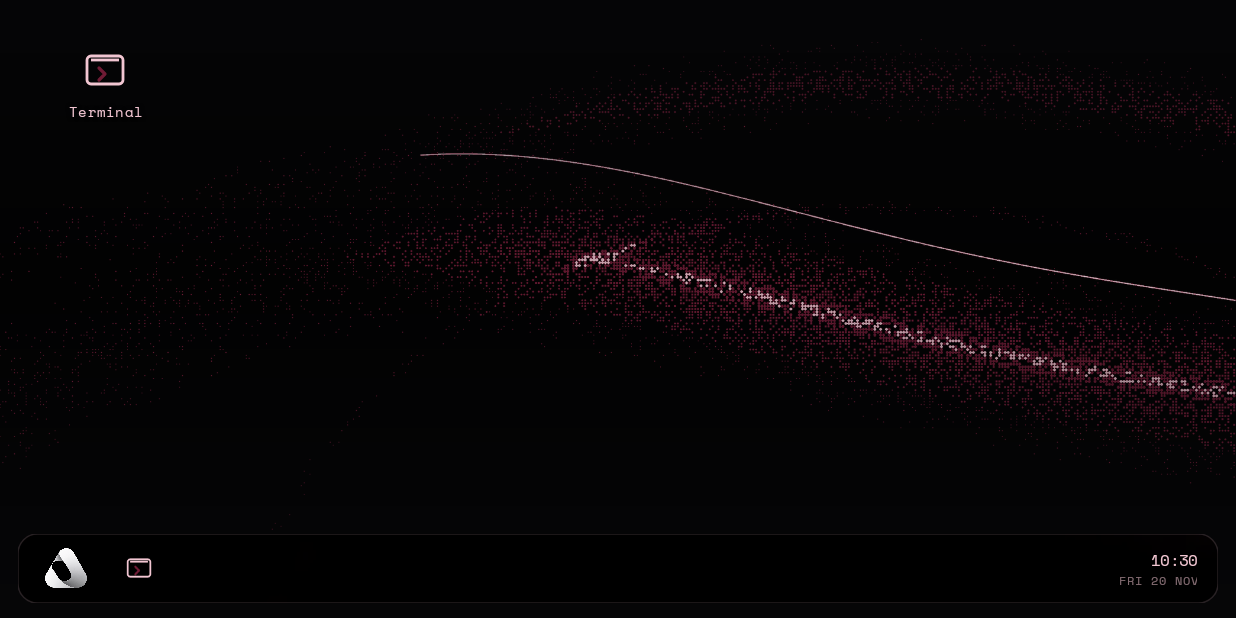
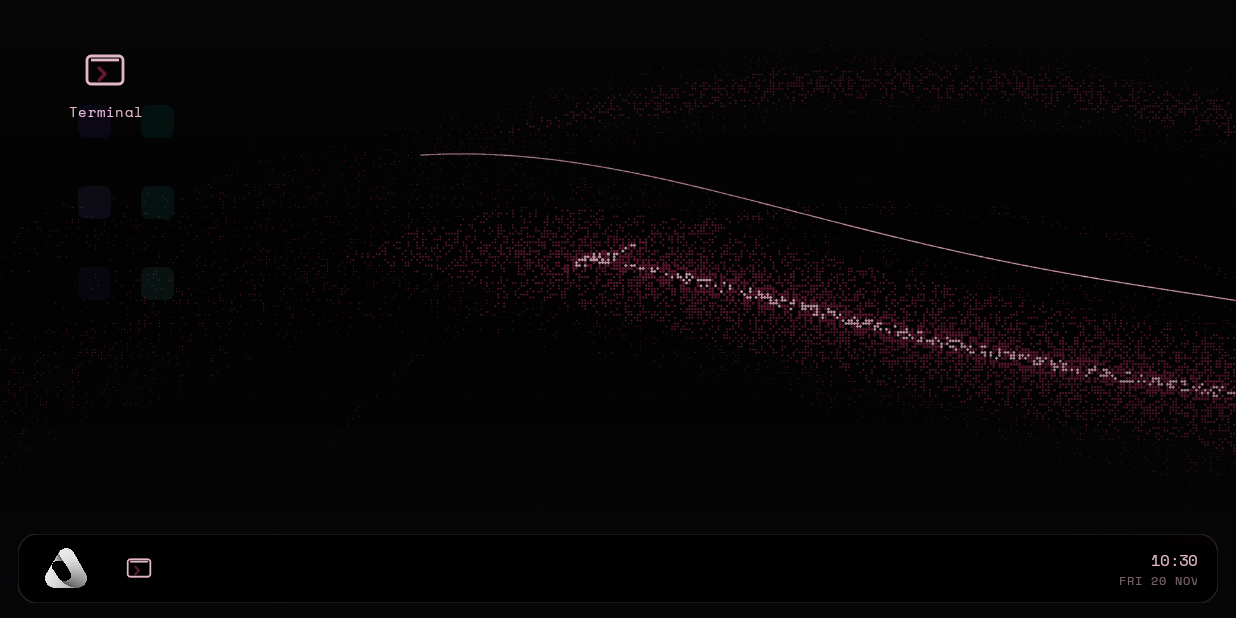
Before and after one commit to Ay4z-hi/SMTH-os, an Android app: the screen it shows after launch (MainActivity), on a phone screen of 824 x 412 dp (held sideways). Run offline under Robolectric (Android 15) with nearby library versions, the phone set to English and light mode, and no system bars.

Commit message:
Android: animate cursor-built boot desktop over nine seconds

```diff
--- a/launchers/android/app/src/main/kotlin/os/smth/launcher/MainActivity.kt
+++ b/launchers/android/app/src/main/kotlin/os/smth/launcher/MainActivity.kt
@@ -1000,7 +1000,7 @@ private class ConstructionView(
         isClickable = true
         contentDescription = "SMTH startup construction; tap to skip"
         setOnClickListener { finishIntro() }
-        animator.duration = 3_800
+        animator.duration = 9_600
         animator.interpolator = DecelerateInterpolator()
         animator.addUpdateListener { animation ->
             progress = animation.animatedValue as Float
@@ -1061,15 +1061,82 @@ private class ConstructionView(
             }
             paint.alpha = 255
         }
-        if (p in 0.36f..0.92f) {
-            val q = ((p - 0.36f) / 0.34f).coerceIn(0f, 1f)
-            // A single blush hairline draws the desktop frame into place.
+        if (p >= 0.36f) {
+            val t = ((p - 0.36f) / 0.56f).coerceIn(0f, 1f)
+            val fade = if (t > 0.88f) ((1f - t) / 0.12f).coerceIn(0f, 1f) else 1f
+            val task = RectF(dpf(8f), h - dpf(58f), w - dpf(8f), h - dpf(8f))
+            val side = RectF(dpf(28f), dpf(42f), dpf(28f) + w * 0.25f, h - dpf(84f))
+            val win = RectF(w * 0.36f, h * 0.17f, w * 0.36f + w * 0.58f, h * 0.17f + h * 0.56f)
             paint.style = Paint.Style.STROKE
-            paint.strokeWidth = dpf(1f)
-            paint.color = blush(0.7f)
-            val inset = dpf(26f)
-            val bottom = h - dpf(70f)
-            canvas.drawLine(inset, bottom, inset + (w - inset * 2) * q, bottom, paint)
+            paint.strokeWidth = dpf(1.3f)
+            paint.color = Color.argb((fade * 220).toInt(), 0, 194, 168)
+            canvas.drawRect(task.left, task.top, task.left + task.width() * (t / 0.28f).coerceIn(0f, 1f), task.bottom, paint)
+            if (t > 0.12f) {
+                paint.color = Color.argb((fade * 220).toInt(), 124, 77, 255)
+                val q = ((t - 0.12f) / 0.36f).coerceIn(0f, 1f)
+                canvas.drawRect(side.left, side.top, side.left + side.width() * q, side.top + side.height() * q, paint)
+            }
+            if (t > 0.22f) {
+                val q = ((t - 0.22f) / 0.42f).coerceIn(0f, 1f)
+                canvas.drawRect(win.left, win.top, win.left + win.width() * q, win.top + win.height() * q, paint)
+            }
+            // The cursors are separate agents, each travelling from a different edge.
+            val paths = arrayOf(
+                arrayOf(0.02f to -0.04f, 0.25f to 0.30f, 0.42f to 0.18f, 0.78f to 0.24f),
+                arrayOf(1.04f to 0.22f, 0.78f to 0.42f, 0.54f to 0.32f, 0.62f to 0.72f),
+                arrayOf(0.42f to -0.04f, 0.34f to 0.34f, 0.18f to 0.52f, 0.12f to 0.82f),
+                arrayOf(-0.04f to 0.72f, 0.28f to 0.70f, 0.52f to 0.82f, 0.88f to 0.82f),
+                arrayOf(0.84f to 1.04f, 0.72f to 0.72f, 0.82f to 0.42f, 0.92f to 0.20f),
+                arrayOf(0.18f to 1.04f, 0.32f to 0.76f, 0.42f to 0.50f, 0.36f to 0.26f),
+                arrayOf(1.04f to 0.90f, 0.78f to 0.78f, 0.62f to 0.54f, 0.44f to 0.46f)
+            )
+            val colours = intArrayOf(
+                Color.parseColor("#7C4DFF"), Color.parseColor("#00C2A8"),
+                Color.parseColor("#9E75FF"), Color.parseColor("#33E5CC"),
+                Color.parseColor("#5738A0"), Color.parseColor("#65EBD5"),
+                Color.parseColor("#B69AFF")
+            )
+            for (i in paths.indices) {
+                val local = ((t - i * 0.035f) / 0.86f).coerceIn(0f, 1f)
+                if (local <= 0f || t > 0.94f) continue
+                val pts = paths[i]
+                val segFloat = local * (pts.size - 1)
+                val seg = segFloat.toInt().coerceIn(0, pts.size - 2)
+                val q = (segFloat - seg).coerceIn(0f, 1f)
+                val eased = 1f - (1f - q) * (1f - q) * (1f - q)
+                val x = (pts[seg].first + (pts[seg + 1].first - pts[seg].first) * eased) * w
+                val y = (pts[seg].second + (pts[seg + 1].second - pts[seg].second) * eased) * h
+                paint.style = Paint.Style.FILL
+                paint.color = colours[i]
+                paint.alpha = (fade * 255).toInt()
+                canvas.drawCircle(x, y, dpf(3.2f), paint)
+                val cursor = Path().apply {
+                    moveTo(x, y); lineTo(x, y + dpf(18f)); lineTo(x + dpf(5f), y + dpf(13f))
+                    lineTo(x + dpf(9f), y + dpf(20f)); lineTo(x + dpf(12f), y + dpf(18f))
+                    lineTo(x + dpf(8f), y + dpf(12f)); lineTo(x + dpf(15f), y + dpf(12f)); close()
+                }
+                paint.color = Color.BLACK
+                canvas.drawPath(cursor, paint)
+                paint.color = colours[i]
+                paint.alpha = (fade * 245).toInt()
+                canvas.drawPath(cursor, paint)
+            }
+            // Panels and icons are revealed progressively underneath the guides.
+            if (t > 0.30f) {
+                paint.style = Paint.Style.FILL
+                paint.color = Color.argb((fade * 225 * ((t - 0.30f) / 0.25f).coerceIn(0f, 1f)).toInt(), 18, 10, 36)
+                canvas.drawRoundRect(side, dpf(8f), dpf(8f), paint)
+                canvas.drawRoundRect(win, dpf(8f), dpf(8f), paint)
+                canvas.drawRoundRect(task, dpf(10f), dpf(10f), paint)
+                for (i in 0..5) {
+                    val x = side.left + dpf(24f) + (i % 2) * dpf(42f)
+                    val y = side.top + dpf(28f) + (i / 2) * dpf(54f)
+                    if (t > 0.42f + i * 0.035f) {
+                        paint.color = colours[i % colours.size]
+                        canvas.drawRoundRect(x, y, x + dpf(22f), y + dpf(22f), dpf(5f), dpf(5f), paint)
+                    }
+                }
+            }
         }
     }
 
```
